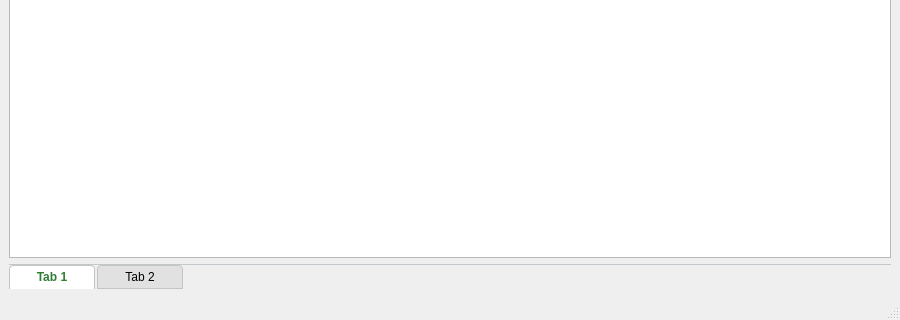
The window that mainwindow.ui (TheShigure7/QT_Warehouse_System) describes before a commit, drawn with Qt 5; both pictures show x 0 to 900 and y 280 to 600 of the 900 by 600 pixel window.
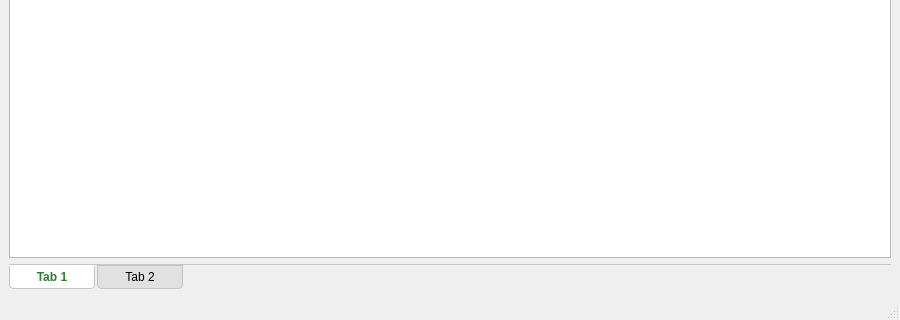
The same window after the commit. The open tabs and pages were chosen to show the change.

Commit message: 优化样式

```diff
--- a/mainwindow.ui
+++ b/mainwindow.ui
@@ -166,13 +166,13 @@
     border: 1px solid #C4C4C3;
     padding: 4px 12px;
     margin-right: 2px;
-    border-top-left-radius: 4px;
-    border-top-right-radius: 4px;
+    border-bottom-left-radius: 4px;
+    border-bottom-right-radius: 4px;
     min-width: 60px;
 }
 QTabBar::tab:selected {
     background: #FFFFFF;
-    border-bottom-color: #FFFFFF; /* 底部与内容融合 */
+    border-top-color: #FFFFFF; /* 底部与内容融合 */
     font-weight: bold;
     color: #2E7D32; /* 选中时文字变绿 */
 }
```
Left out of the diff: 2 changed lines with no effect on the pictures.
